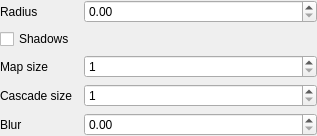
The window that src/editorLib/PropertiesWidget/DirectLightWidget.ui (AluminiumRat/mtt) describes before a commit, drawn with Qt 5.
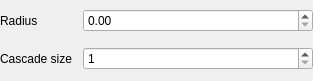
The same window after the commit.

Commit message: DirectLightObject was inherited from LightWithShadowsObject

```diff
--- a/src/editorLib/PropertiesWidget/DirectLightWidget.ui
+++ b/src/editorLib/PropertiesWidget/DirectLightWidget.ui
@@ -6,8 +6,8 @@
    <rect>
     <x>0</x>
     <y>0</y>
-    <width>317</width>
-    <height>129</height>
+    <width>313</width>
+    <height>81</height>
    </rect>
   </property>
   <property name="windowTitle">
@@ -57,44 +57,7 @@
     </layout>
    </item>
    <item>
-    <widget class="QCheckBox" name="shadowsCheckbox">
-     <property name="text">
-      <string>Shadows</string>
-     </property>
-    </widget>
-   </item>
-   <item>
-    <layout class="QHBoxLayout" name="mapSizeLayout">
-     <item>
-      <widget class="QLabel" name="mapSizeLabel">
-       <property name="sizePolicy">
-        <sizepolicy hsizetype="Preferred" vsizetype="Preferred">
-         <horstretch>1</horstretch>
-         <verstretch>0</verstretch>
-        </sizepolicy>
-       </property>
-       <property name="text">
-        <string>Map size</string>
-       </property>
-      </widget>
-     </item>
-     <item>
-      <widget class="QSpinBox" name="mapSizeSpin">
-       <property name="sizePolicy">
-        <sizepolicy hsizetype="Minimum" vsizetype="Fixed">
-         <horstretch>3</horstretch>
-         <verstretch>0</verstretch>
-        </sizepolicy>
-       </property>
-       <property name="minimum">
-        <number>1</number>
-       </property>
-       <property name="maximum">
-        <number>4096</number>
-       </property>
-      </widget>
-     </item>
-    </layout>
+    <layout class="QVBoxLayout" name="shadowsLayout"/>
    </item>
    <item>
     <layout class="QHBoxLayout" name="cascadeSizeLayout">
@@ -129,36 +92,6 @@
      </item>
     </layout>
    </item>
-   <item>
-    <layout class="QHBoxLayout" name="blurLayout">
-     <item>
-      <widget class="QLabel" name="blurLabel">
-       <property name="sizePolicy">
-        <sizepolicy hsizetype="Preferred" vsizetype="Preferred">
-         <horstretch>1</horstretch>
-         <verstretch>0</verstretch>
-        </sizepolicy>
-       </property>
-       <property name="text">
-        <string>Blur</string>
-       </property>
-      </widget>
-     </item>
-     <item>
-      <widget class="QDoubleSpinBox" name="blurSpin">
-       <property name="sizePolicy">
-        <sizepolicy hsizetype="Minimum" vsizetype="Fixed">
-         <horstretch>3</horstretch>
-         <verstretch>0</verstretch>
-        </sizepolicy>
-       </property>
-       <property name="singleStep">
-        <double>0.010000000000000</double>
-       </property>
-      </widget>
-     </item>
-    </layout>
-   </item>
   </layout>
  </widget>
  <resources/>
```
The commit also changes 8 other files.
